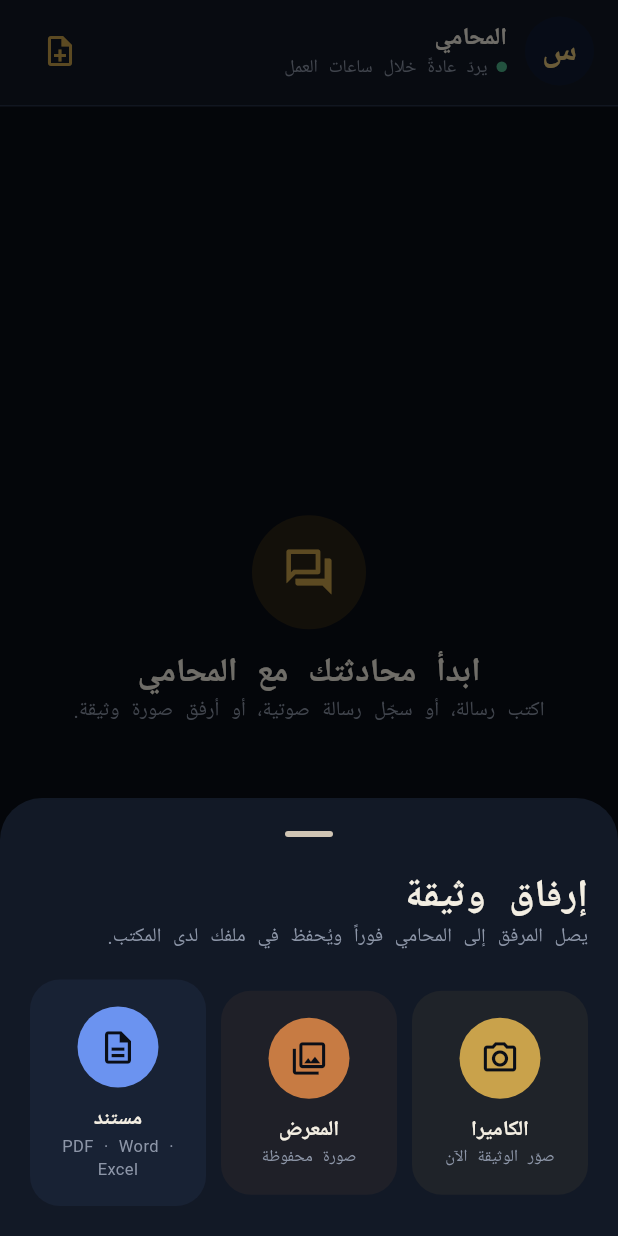
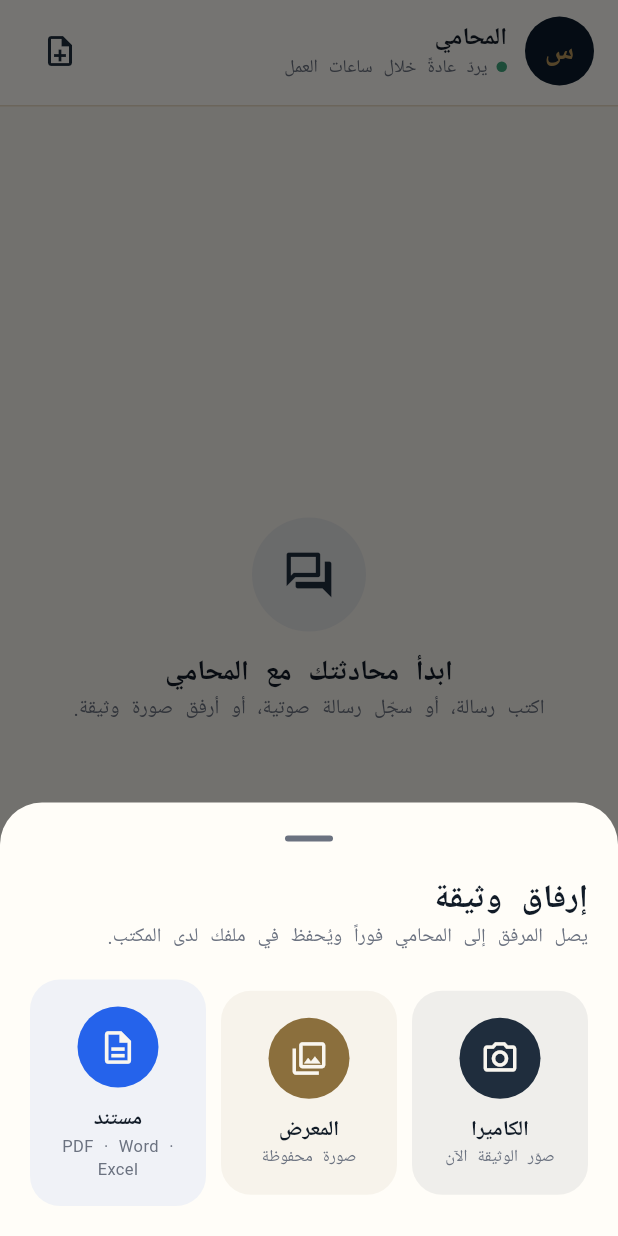
Before and after one commit to matrixtuner9-cyber/law-foundation, a Flutter app: the ChatTab screen opened directly, after a tap on the "note add" icon, on a phone screen of 412 x 824 dp. Run offline on Flutter 3.47's test engine with Material 3 defaults, Android fonts, the phone set to English and light mode, and no system bars; our stand-ins replace audioplayers, cross_file, file_picker, flutter_local_notifications, google_fonts, image_picker and 2 more; missing offline and left inert: dart:js_interop, flutter_background_service, record; accounts and stored records are empty; Roboto replaces fonts that are missing (Amiri, Cairo, IBM Plex Sans Arabic).

Commit message:
Client app: adopt the approved Mithaq identity (prestige)
Ivory background, navy bars and primary actions, calm gold accents,
bronze for gold text, Cairo font - matching the lawyer interface.
Navy surfaces (login, hero, account card, lock screen) keep light text;
bottom navigation mirrors the lawyer's navy rail with gold selection.

Co-Authored-By: Claude Opus 5.5 <noreply@anthropic.com>
Claude-Session: https://claude.ai/code/session_01VYKzt29RVVuxCy8ToxrDG3

```diff
--- a/office/mithaq_portal/lib/attach.dart
+++ b/office/mithaq_portal/lib/attach.dart
@@ -173,7 +173,7 @@ class FileTile extends StatelessWidget {
     return Container(
       padding: const EdgeInsets.all(10),
       decoration: BoxDecoration(
-          color: dark ? Colors.white.withValues(alpha: .1) : MQ.ivory, borderRadius: BorderRadius.circular(14)),
+          color: dark ? Colors.white.withValues(alpha: .1) : MQ.sunk, borderRadius: BorderRadius.circular(14)),
       child: Row(children: [
         Container(
           width: 42,
--- a/office/mithaq_portal/lib/cases.dart
+++ b/office/mithaq_portal/lib/cases.dart
@@ -45,7 +45,7 @@ class _CaseCardState extends State<_CaseCard> {
           padding: const EdgeInsets.fromLTRB(16, 16, 16, 0),
           child: Column(crossAxisAlignment: CrossAxisAlignment.start, children: [
             Wrap(spacing: 6, runSpacing: 6, children: [
-              Chip2('${k['no']}', bg: MQ.ivory, fg: MQ.ink, mono: true),
+              Chip2('${k['no']}', bg: MQ.sunk, fg: MQ.ink, mono: true),
               Chip2('${k['type']}', bg: MQ.brassSoft, fg: MQ.brass),
               Chip2('${k['status']}', bg: MQ.pineSoft, fg: MQ.pine),
             ]),
@@ -135,7 +135,7 @@ class _HearingRow extends StatelessWidget {
             child: Column(crossAxisAlignment: CrossAxisAlignment.start, children: [
               Wrap(spacing: 6, runSpacing: 4, crossAxisAlignment: WrapCrossAlignment.center, children: [
                 Text(fmtDate(t), style: MQ.body(13.5, weight: FontWeight.w700)),
-                Chip2('${h['time']}', bg: MQ.ivory, fg: MQ.ink, mono: true),
+                Chip2('${h['time']}', bg: MQ.sunk, fg: MQ.ink, mono: true),
                 if (isNext) Chip2(relDay(t), bg: MQ.pine, fg: MQ.onGold),
                 if (!past && h['attend'] == true) const Chip2('حضورك مطلوب', bg: MQ.warnSoft, fg: MQ.warn),
               ]),
--- a/office/mithaq_portal/lib/chat.dart
+++ b/office/mithaq_portal/lib/chat.dart
@@ -183,7 +183,7 @@ class ChatTabState extends State<ChatTab> {
 
   Widget _header(BuildContext context) {
     final top = MediaQuery.of(context).padding.top;
-    return Container(
+    return AnnotatedRegion<SystemUiOverlayStyle>(value: SystemUiOverlayStyle.dark, child: Container(
       padding: EdgeInsets.fromLTRB(16, top + 10, 16, 12),
       decoration: const BoxDecoration(color: MQ.surface, border: Border(bottom: BorderSide(color: MQ.line))),
       child: Row(children: [
@@ -213,7 +213,7 @@ class ChatTabState extends State<ChatTab> {
           icon: const Icon(Icons.note_add_outlined, color: MQ.pine),
         ),
       ]),
-    );
+    ));
   }
 
   Widget _empty() => Center(
@@ -614,7 +614,7 @@ class _VoiceBubbleState extends State<VoiceBubble> {
       width: 236,
       child: Row(children: [
         Material(
-          color: MQ.pine,
+          color: widget.mine ? MQ.gold : MQ.pine,
           shape: const CircleBorder(),
           child: InkWell(
             customBorder: const CircleBorder(),
@@ -625,9 +625,9 @@ class _VoiceBubbleState extends State<VoiceBubble> {
               child: widget.m.pending
                   ? Padding(
                       padding: const EdgeInsets.all(11),
-                      child: CircularProgressIndicator(strokeWidth: 2, color: MQ.onGold))
+                      child: CircularProgressIndicator(strokeWidth: 2, color: widget.mine ? MQ.forest : MQ.onGold))
                   : Icon(playing ? Icons.pause_rounded : Icons.play_arrow_rounded,
-                      color: MQ.onGold, size: 26),
+                      color: widget.mine ? MQ.forest : MQ.onGold, size: 26),
             ),
           ),
         ),
--- a/office/mithaq_portal/lib/login_scene.dart
+++ b/office/mithaq_portal/lib/login_scene.dart
@@ -45,15 +45,15 @@ class _BasePainter extends CustomPainter {
         r,
         Paint()
           ..shader = const LinearGradient(begin: Alignment.topCenter, end: Alignment.bottomCenter, colors: [
-            Color(0xFF16264A),
-            Color(0xFF0B1224),
+            MQ.navy2,
+            MQ.forest,
             MQ.forestDeep,
           ]).createShader(r));
     final c = Offset(s.width * (.5 + .22 * math.sin(2 * math.pi * t)), s.height * (.2 + .04 * math.cos(2 * math.pi * t)));
     canvas.drawRect(
         r,
         Paint()
-          ..shader = RadialGradient(colors: [MQ.pine.withValues(alpha: .26), MQ.pine.withValues(alpha: .06), Colors.transparent], stops: const [0, .45, 1])
+          ..shader = RadialGradient(colors: [MQ.gold.withValues(alpha: .22), MQ.gold.withValues(alpha: .05), Colors.transparent], stops: const [0, .45, 1])
               .createShader(Rect.fromCircle(center: c, radius: s.height * .6)));
   }
 
@@ -152,13 +152,13 @@ class _ScalesPainter extends CustomPainter {
     final pivot = Offset(cx, h * .2);
     final whole = Offset.zero & s;
     final gold = Paint()
-      ..shader = const LinearGradient(begin: Alignment.topLeft, end: Alignment.bottomRight, colors: [Color(0xFFF6E3A6), MQ.brassHi, MQ.pine, MQ.goldLo]).createShader(whole);
+      ..shader = const LinearGradient(begin: Alignment.topLeft, end: Alignment.bottomRight, colors: [Color(0xFFEAD7A6), MQ.gold, Color(0xFFA5824A), MQ.goldLo]).createShader(whole);
     final glowC = Offset(cx, h * .5);
     canvas.drawCircle(
         glowC,
         w * .55,
         Paint()
-          ..shader = RadialGradient(colors: [MQ.pine.withValues(alpha: .30 + .06 * math.sin(2 * math.pi * t)), Colors.transparent]).createShader(Rect.fromCircle(center: glowC, radius: w * .55)));
+          ..shader = RadialGradient(colors: [MQ.gold.withValues(alpha: .26 + .06 * math.sin(2 * math.pi * t)), Colors.transparent]).createShader(Rect.fromCircle(center: glowC, radius: w * .55)));
     /* القاعدة والعمود */
     canvas.drawRRect(RRect.fromRectAndRadius(Rect.fromCenter(center: Offset(cx, h * .955), width: w * .46, height: h * .05), const Radius.circular(6)), gold);
     canvas.drawRRect(RRect.fromRectAndRadius(Rect.fromCenter(center: Offset(cx, h * .91), width: w * .32, height: h * .045), const Radius.circular(5)), gold);
--- a/office/mithaq_portal/lib/platform/bg_io.dart
+++ b/office/mithaq_portal/lib/platform/bg_io.dart
@@ -126,7 +126,7 @@ Future<void> _poll(FlutterLocalNotificationsPlugin n) async {
             playSound: true,
             sound: const RawResourceAndroidNotificationSound('chime'),
             styleInformation: BigTextStyleInformation(body),
-            color: const Color(0xFFC9A24B),
+            color: const Color(0xFFB9965A),
             category: AndroidNotificationCategory.message,
             visibility: NotificationVisibility.private,
           ),
@@ -190,7 +190,7 @@ Future<void> testNotify() async {
           priority: Priority.high,
           playSound: true,
           sound: const RawResourceAndroidNotificationSound('chime'),
-          color: const Color(0xFFC9A24B)),
+          color: const Color(0xFFB9965A)),
     ),
   );
 }
--- a/office/mithaq_portal/lib/theme.dart
+++ b/office/mithaq_portal/lib/theme.dart
@@ -2,43 +2,52 @@ import 'package:flutter/material.dart';
 import 'package:flutter/services.dart';
 import 'package:google_fonts/google_fonts.dart';
 
-/// الهوية الفخمة لميثاق: كحلي وأسود وفحمي مع لمسات ذهبية ونحاسية
-/// (أسماء الثوابت القديمة محفوظة كي تنتقل كل الشاشات للهوية الجديدة دفعة واحدة)
+/// هوية ميثاق المعتمدة (نفس واجهة المحامي «prestige»):
+/// خلفية عاجية، كحلي للعناصر الأساسية والأشرطة، ذهبي هادئ للمسات، برونزي للنصوص الذهبية، وخط Cairo
+/// (أسماء الثوابت القديمة محفوظة كي تنتقل كل الشاشات للهوية دفعة واحدة)
 class MQ {
-  static const forest = Color(0xFF0F1B33); // كحلي ملكي
-  static const forestDeep = Color(0xFF050709); // أسود
-  static const navy2 = Color(0xFF16264A);
-  static const pine = Color(0xFFC9A24B); // ذهبي (اللون الأساسي)
-  static const pineSoft = Color(0xFF2A2315); // ذهبي خافت
-  static const goldLo = Color(0xFFB8923A);
-  static const mint = Color(0xFF4CB38A);
-  static const brass = Color(0xFFC77B43); // نحاسي
-  static const brassHi = Color(0xFFE6C77A); // ذهبي لامع
-  static const brassSoft = Color(0xFF2B2415);
-  static const ivory = Color(0xFF090D16); // خلفية التطبيق
-  static const surface = Color(0xFF121926);
-  static const surfaceAlt = Color(0xFF1A2335);
-  static const ink = Color(0xFFF3EEE2);
-  static const muted = Color(0xFF8D96A8);
-  static const soft = Color(0xFFA9B3C6);
-  static const line = Color(0xFF252F45);
-  static const mine = Color(0xFF1F3A6B); // فقاعة الموكل
-  static const onGold = Color(0xFF0A0E17);
-  static const danger = Color(0xFFE5605A);
-  static const dangerSoft = Color(0xFF2D1718);
-  static const ok = Color(0xFF4CB38A);
-  static const okSoft = Color(0xFF12291F);
-  static const warn = Color(0xFFE6C77A);
-  static const warnSoft = Color(0xFF2B2415);
-  static const docBlue = Color(0xFF6B93F0);
+  // الكحلي: الأشرطة والرؤوس الداكنة (مثل الشريط الجانبي في واجهة المحامي)
+  static const forest = Color(0xFF0B1B2B); // navy
+  static const forestDeep = Color(0xFF07131F);
+  static const navy2 = Color(0xFF1F2D3D); // navy2
+  // اللون الأساسي للأزرار والروابط والتحديد (accent في واجهة المحامي)
+  static const pine = Color(0xFF1F2D3D);
+  static const pineSoft = Color(0xFFE8E9EA);
+  static const onGold = Color(0xFFF9F6EF); // النص فوق اللون الأساسي
+  // الذهبي والبرونزي
+  static const gold = Color(0xFFB9965A);
+  static const goldLo = Color(0xFF8B6F3D);
+  static const brass = Color(0xFF8B6F3D); // bronze: نص ذهبي مقروء على العاجي
+  static const brassHi = Color(0xFFB9965A); // ذهبي على الخلفيات الكحلية
+  static const brassSoft = Color(0xFFF1E8D7);
+  // الأسطح والنصوص
+  static const ivory = Color(0xFFF9F6EF); // خلفية التطبيق
+  static const surface = Color(0xFFFFFDF8); // البطاقات
+  static const surfaceAlt = Color(0xFFF4EEE3); // الحقول
+  static const sunk = Color(0xFFF1E9DB); // شارات داخل البطاقات
+  static const ink = Color(0xFF111B27);
+  static const muted = Color(0xFF6B7280);
+  static const soft = Color(0xFFBEC3C9); // نص ثانوي فوق الكحلي
+  static const line = Color(0xFFEADCC6); // beige
+  static const mine = Color(0xFF1F2D3D); // فقاعة الموكل
+  // الحالات
+  static const mint = Color(0xFF3FA57C);
+  static const danger = Color(0xFFDC2626);
+  static const dangerSoft = Color(0xFFFBE5E2);
+  static const ok = Color(0xFF15803D);
+  static const okSoft = Color(0xFFE4F2E8);
+  static const warn = Color(0xFFB45309);
+  static const warnSoft = Color(0xFFFBEFD6);
+  static const docBlue = Color(0xFF2563EB);
 
-  static const goldGradient = LinearGradient(begin: Alignment.centerRight, end: Alignment.centerLeft, colors: [brassHi, goldLo]);
-  static const navyGradient = LinearGradient(begin: Alignment.topCenter, end: Alignment.bottomCenter, colors: [navy2, forestDeep]);
+  static const goldGradient = LinearGradient(begin: Alignment.centerRight, end: Alignment.centerLeft, colors: [gold, goldLo]);
+  static const navyGradient = LinearGradient(begin: Alignment.topCenter, end: Alignment.bottomCenter, colors: [navy2, forest]);
 
-  static const bodyFont = 'IBM Plex Sans Arabic';
+  static const bodyFont = 'Cairo';
 
-  static TextStyle display(double size, {Color color = ink, FontWeight weight = FontWeight.w700}) =>
-      GoogleFonts.getFont('Amiri', fontSize: size, fontWeight: weight, color: color, height: 1.3);
+  /// العناوين بخط Cairo العريض كما في واجهة المحامي (المقاسات معايرة على العناوين السابقة)
+  static TextStyle display(double size, {Color color = ink, FontWeight weight = FontWeight.w800}) =>
+      GoogleFonts.getFont('Cairo', fontSize: size * .84, fontWeight: weight, color: color, height: 1.4);
   static TextStyle body(double size, {Color color = ink, FontWeight weight = FontWeight.w400, double height = 1.55}) =>
       GoogleFonts.getFont(bodyFont, fontSize: size, fontWeight: weight, color: color, height: height);
   static TextStyle mono(double size, {Color color = ink, FontWeight weight = FontWeight.w500, double spacing = 0}) =>
@@ -46,35 +55,43 @@ class MQ {
           fontFeatures: const [FontFeature.tabularFigures()]);
 
   static ThemeData theme() {
-    final scheme = ColorScheme.fromSeed(seedColor: pine, brightness: Brightness.dark).copyWith(
+    final scheme = ColorScheme.fromSeed(seedColor: forest, brightness: Brightness.light).copyWith(
       primary: pine,
       onPrimary: onGold,
-      secondary: brass,
+      secondary: gold,
+      onSecondary: forest,
       surface: surface,
       onSurface: ink,
+      onSurfaceVariant: muted,
+      surfaceContainerLowest: surface,
+      surfaceContainerLow: surface,
+      surfaceContainer: surface,
+      surfaceContainerHigh: surface,
       surfaceContainerHighest: surfaceAlt,
       outline: line,
+      outlineVariant: line,
       error: danger,
     );
-    final base = ThemeData(useMaterial3: true, brightness: Brightness.dark, colorScheme: scheme, scaffoldBackgroundColor: ivory);
+    final base = ThemeData(useMaterial3: true, brightness: Brightness.light, colorScheme: scheme, scaffoldBackgroundColor: ivory);
     OutlineInputBorder border(Color c, [double w = 1]) =>
         OutlineInputBorder(borderRadius: BorderRadius.circular(16), borderSide: BorderSide(color: c, width: w));
     return base.copyWith(
       textTheme: base.textTheme.apply(fontFamily: GoogleFonts.getFont(bodyFont).fontFamily, bodyColor: ink, displayColor: ink),
       appBarTheme: AppBarTheme(
           backgroundColor: ivory, surfaceTintColor: Colors.transparent, elevation: 0, foregroundColor: ink,
-          systemOverlayStyle: SystemUiOverlayStyle.light,
-          centerTitle: false, titleTextStyle: display(26, color: brassHi)),
+          systemOverlayStyle: SystemUiOverlayStyle.dark,
+          centerTitle: false, titleTextStyle: display(26, color: forest)),
+      // شريط التنقل كحلي بلمسة ذهبية مثل الشريط الجانبي في واجهة المحامي
       navigationBarTheme: NavigationBarThemeData(
-        backgroundColor: surface,
-        indicatorColor: pineSoft,
+        backgroundColor: forest,
+        indicatorColor: navy2,
         surfaceTintColor: Colors.transparent,
         height: 70,
         labelTextStyle: WidgetStateProperty.resolveWith((s) => body(12,
             weight: s.contains(WidgetState.selected) ? FontWeight.w700 : FontWeight.w500,
-            color: s.contains(WidgetState.selected) ? pine : muted)),
+            color: s.contains(WidgetState.selected) ? gold : soft)),
         iconTheme: WidgetStateProperty.resolveWith(
-            (s) => IconThemeData(color: s.contains(WidgetState.selected) ? pine : muted, size: 24)),
+            (s) => IconThemeData(color: s.contains(WidgetState.selected) ? gold : soft, size: 24)),
       ),
       inputDecorationTheme: InputDecorationTheme(
         filled: true,
@@ -104,9 +121,11 @@ class MQ {
       textButtonTheme: TextButtonThemeData(style: TextButton.styleFrom(foregroundColor: pine)),
       snackBarTheme: SnackBarThemeData(
           behavior: SnackBarBehavior.floating,
-          backgroundColor: surfaceAlt,
-          contentTextStyle: body(14, color: ink),
-          shape: RoundedRectangleBorder(borderRadius: BorderRadius.circular(14), side: const BorderSide(color: line))),
+          backgroundColor: forest,
+          contentTextStyle: body(14, color: onGold),
+          actionTextColor: gold,
+          shape: RoundedRectangleBorder(
+              borderRadius: BorderRadius.circular(14), side: BorderSide(color: gold.withValues(alpha: .35)))),
       dialogTheme: DialogThemeData(backgroundColor: surface, surfaceTintColor: Colors.transparent),
       dividerColor: line,
       bottomSheetTheme: const BottomSheetThemeData(backgroundColor: surface, surfaceTintColor: Colors.transparent),
@@ -114,7 +133,7 @@ class MQ {
   }
 }
 
-/// بطاقة داكنة بحافة رفيعة
+/// بطاقة عاجية بحافة بيج وظل خفيف (مثل .panel في واجهة المحامي)
 class Panel extends StatelessWidget {
   const Panel({super.key, required this.child, this.padding = const EdgeInsets.all(16), this.color, this.onTap});
   final Widget child;
@@ -129,7 +148,10 @@ class Panel extends StatelessWidget {
           color: color ?? MQ.surface,
           borderRadius: BorderRadius.circular(20),
           border: Border.all(color: MQ.line),
-          boxShadow: const [BoxShadow(color: Color(0x66000000), blurRadius: 18, offset: Offset(0, 6))]),
+          boxShadow: const [
+            BoxShadow(color: Color(0x080B1B2B), blurRadius: 0, offset: Offset(0, 1)),
+            BoxShadow(color: Color(0x0F0B1B2B), blurRadius: 24, offset: Offset(0, 8)),
+          ]),
       child: child,
     );
     if (onTap == null) return box;
```
Also changed, not shown: office/mithaq_portal/lib/home.dart (+5 -4 lines), office/mithaq_portal/lib/main.dart (+5 -5 lines), 2 other files.
